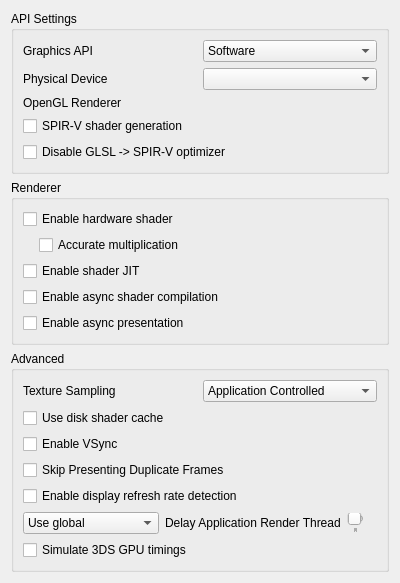
simplysanatori/AzaharFrame, file src/citra_qt/configuration/configure_graphics.ui: the form before one commit.
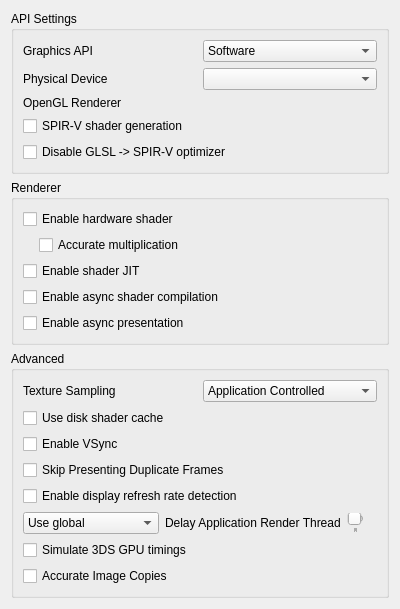
The form after the commit.

Commit message: Accurate Image Copies: an option that sends every image copy to the software path

The edit to the form file:
```diff
--- a/src/citra_qt/configuration/configure_graphics.ui
+++ b/src/citra_qt/configuration/configure_graphics.ui
@@ -421,6 +421,16 @@
         </property>
        </widget>
       </item>
+      <item>
+       <widget class="QCheckBox" name="toggle_accurate_image_copies">
+        <property name="toolTip">
+         <string>&lt;html&gt;&lt;head/&gt;&lt;body&gt;&lt;p&gt;Fixes some flickering, shimmering or glow glitches. May lower performance.&lt;/p&gt;&lt;/body&gt;&lt;/html&gt;</string>
+        </property>
+        <property name="text">
+         <string>Accurate Image Copies</string>
+        </property>
+       </widget>
+      </item>
      </layout>
     </widget>
    </item>
```
The commit also changes 18 other files.
